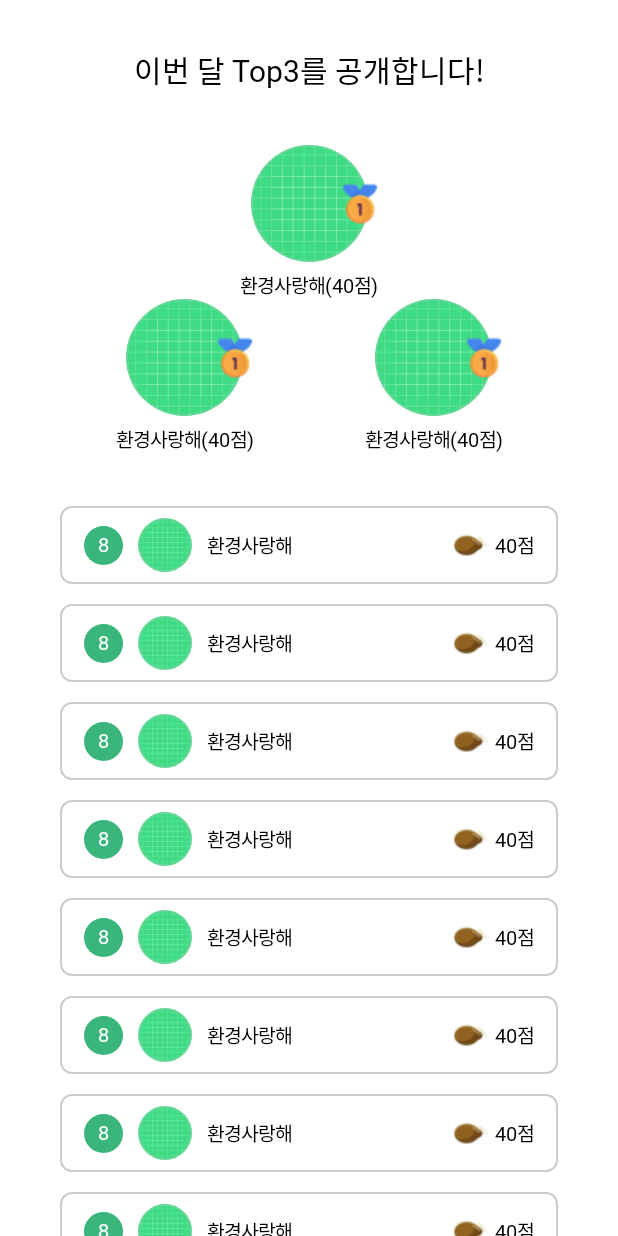
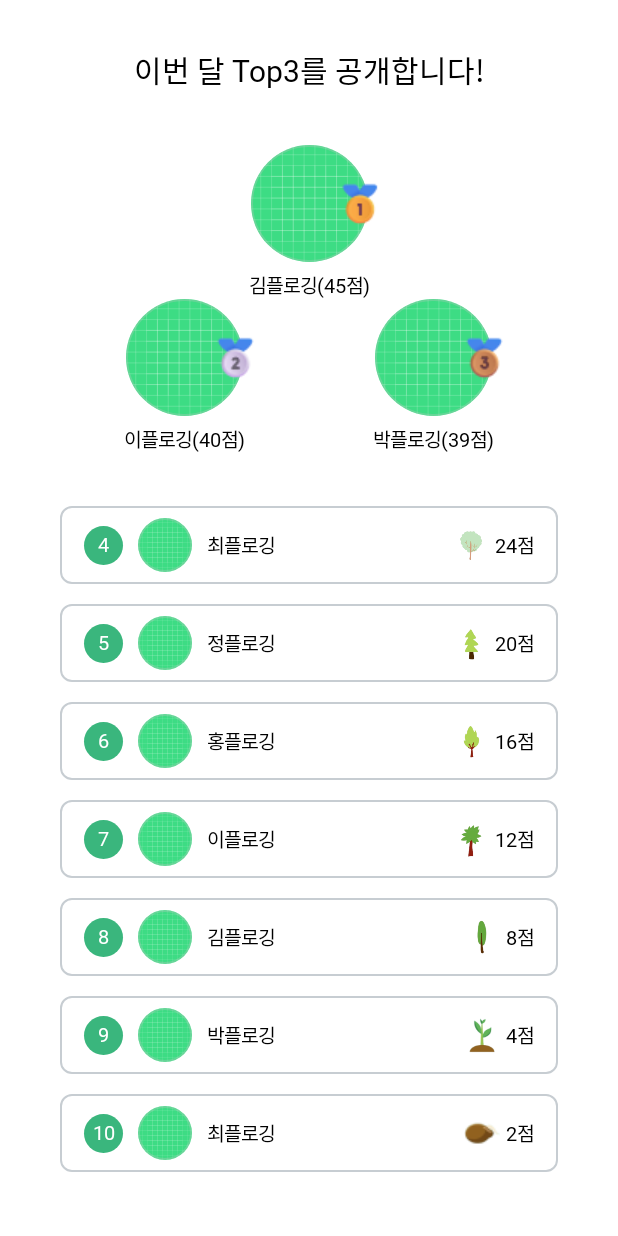
Before and after one commit to Song-s-PaaSTA/Plog-Android, an Android app built with Jetpack Compose: the RewardRoute screen opened through its navigation route, on a phone screen of 412 x 824 dp. Run offline under Robolectric (Android 15) with nearby library versions, the phone set to English and light mode, and no system bars; our stand-ins replace Dagger/Hilt's generated code; Roboto replaces fonts that are not available here.

Commit message:
#24 [FEAT] 리워드 목업 데이터 반영

```diff
--- /dev/null
+++ b/app/src/main/java/com/kpaas/plog/domain/entity/RewardListEntity.kt
@@ -0,0 +1,7 @@
+package com.kpaas.plog.domain.entity
+
+data class RewardListEntity (
+    val rank: Int,
+    val nickname: String,
+    val score: Int,
+)
--- a/app/src/main/java/com/kpaas/plog/presentation/reward/screen/RewardScreen.kt
+++ b/app/src/main/java/com/kpaas/plog/presentation/reward/screen/RewardScreen.kt
@@ -16,11 +16,11 @@ import androidx.compose.foundation.layout.padding
 import androidx.compose.foundation.layout.size
 import androidx.compose.foundation.layout.width
 import androidx.compose.foundation.lazy.LazyColumn
+import androidx.compose.foundation.lazy.itemsIndexed
 import androidx.compose.foundation.shape.CircleShape
 import androidx.compose.foundation.shape.RoundedCornerShape
 import androidx.compose.material3.Text
 import androidx.compose.runtime.Composable
-import androidx.compose.runtime.ComposableOpenTarget
 import androidx.compose.ui.Alignment
 import androidx.compose.ui.Modifier
 import androidx.compose.ui.draw.clip
@@ -38,17 +38,22 @@ import com.kpaas.plog.core_ui.theme.Green200
 import com.kpaas.plog.core_ui.theme.White
 import com.kpaas.plog.core_ui.theme.body3Regular
 import com.kpaas.plog.core_ui.theme.title2Semi
+import com.kpaas.plog.domain.entity.RewardListEntity
 import com.kpaas.plog.presentation.reward.navigation.RewardNavigator
 
 @Composable
 fun RewardRoute(
     navigator: RewardNavigator
 ) {
-    RewardScreen()
+    RewardScreen(
+        rewardViewModel = RewardViewModel()
+    )
 }
 
 @Composable
-fun RewardScreen() {
+fun RewardScreen(
+    rewardViewModel: RewardViewModel
+) {
     Column(
         modifier = Modifier
             .fillMaxSize()
@@ -71,6 +76,7 @@ fun RewardScreen() {
         )
         Top3Item(
             modifier = Modifier.fillMaxWidth(),
+            data = rewardViewModel.mockRewards[0],
         )
         Row(
             modifier = Modifier
@@ -79,16 +85,22 @@ fun RewardScreen() {
             horizontalArrangement = Arrangement.SpaceBetween
         ) {
             Top3Item(
-                modifier = Modifier.weight(1f)
+                modifier = Modifier.weight(1f),
+                data = rewardViewModel.mockRewards[1],
             )
             Top3Item(
-                modifier = Modifier.weight(1f)
+                modifier = Modifier.weight(1f),
+                data = rewardViewModel.mockRewards[2],
             )
         }
         LazyColumn {
-            items(10) {
-                RewardItem()
-                Spacer(modifier = Modifier.height(13.dp))
+            itemsIndexed(rewardViewModel.mockRewards) { index, item ->
+                if (index > 2) {
+                    RewardItem(
+                        data = item
+                    )
+                    Spacer(modifier = Modifier.height(13.dp))
+                }
             }
         }
     }
@@ -96,7 +108,8 @@ fun RewardScreen() {
 
 @Composable
 fun Top3Item(
-    modifier: Modifier = Modifier
+    modifier: Modifier = Modifier,
+    data: RewardListEntity
 ) {
     Column(
         modifier.fillMaxWidth(),
@@ -120,7 +133,11 @@ fun Top3Item(
                     .size(30.dp)
                     .align(Alignment.CenterEnd)
                     .offset(x = 10.dp),
-                painter = painterResource(id = R.drawable.ic_reward_gold_medal),
+                painter = when (data.rank) {
+                    1 -> painterResource(id = R.drawable.ic_reward_gold_medal)
+                    2 -> painterResource(id = R.drawable.ic_reward_silver_medal)
+                    else -> painterResource(id = R.drawable.ic_reward_bronze_medal)
+                },
                 contentDescription = null
             )
         }
@@ -128,12 +145,12 @@ fun Top3Item(
             modifier = Modifier.padding(top = 6.dp)
         ) {
             Text(
-                text = "환경사랑해",
+                text = data.nickname,
                 color = Gray600,
                 style = body3Regular
             )
             Text(
-                text = "(40점)",
+                text = "(${data.score}점)",
                 color = Gray600,
                 style = body3Regular
             )
@@ -142,7 +159,7 @@ fun Top3Item(
 }
 
 @Composable
-fun RewardItem() {
+fun RewardItem(data: RewardListEntity) {
     Row(
         modifier = Modifier
             .fillMaxWidth()
@@ -171,7 +188,7 @@ fun RewardItem() {
             contentAlignment = Alignment.Center
         ) {
             Text(
-                text = "8",
+                text = data.rank.toString(),
                 color = White,
                 style = body3Regular,
                 textAlign = TextAlign.Center
@@ -192,19 +209,28 @@ fun RewardItem() {
         )
         Text(
             modifier = Modifier.padding(start = 10.dp),
-            text = "환경사랑해",
+            text = data.nickname,
             color = Gray600,
             style = body3Regular
         )
         Spacer(modifier = Modifier.weight(1f))
         Image(
             modifier = Modifier.size(24.dp),
-            painter = painterResource(id = R.drawable.ic_reward_seed),
+            painter = when (data.score) {
+                in 0..3 -> painterResource(id = R.drawable.ic_reward_seed)
+                in 4..7 -> painterResource(id = R.drawable.ic_reward_sprout)
+                in 8..11 -> painterResource(id = R.drawable.ic_reward_tree1)
+                in 12..15 -> painterResource(id = R.drawable.ic_reward_tree2)
+                in 16..19 -> painterResource(id = R.drawable.ic_reward_tree3)
+                in 20..23 -> painterResource(id = R.drawable.ic_reward_tree4)
+                in 24..27 -> painterResource(id = R.drawable.ic_reward_tree5)
+                else -> painterResource(id = R.drawable.ic_reward_tree6)
+            },
             contentDescription = null
         )
         Text(
             modifier = Modifier.padding(start = 4.dp),
-            text = "40점",
+            text = "${data.score}점",
             color = Gray600,
             style = body3Regular
         )
@@ -214,5 +240,7 @@ fun RewardItem() {
 @Preview
 @Composable
 fun RewardScreenPreview() {
-    RewardScreen()
+    RewardScreen(
+        rewardViewModel = RewardViewModel()
+    )
 }
--- /dev/null
+++ b/app/src/main/java/com/kpaas/plog/presentation/reward/screen/RewardViewModel.kt
@@ -0,0 +1,59 @@
+package com.kpaas.plog.presentation.reward.screen
+
+import androidx.lifecycle.ViewModel
+import com.kpaas.plog.domain.entity.RewardListEntity
+
+class RewardViewModel : ViewModel() {
+    val mockRewards = listOf(
+        RewardListEntity(
+            rank = 1,
+            nickname = "김플로깅",
+            score = 45
+        ),
+        RewardListEntity(
+            rank = 2,
+            nickname = "이플로깅",
+            score = 40
+        ),
+        RewardListEntity(
+            rank = 3,
+            nickname = "박플로깅",
+            score = 39
+        ),
+        RewardListEntity(
+            rank = 4,
+            nickname = "최플로깅",
+            score = 24
+        ),
+        RewardListEntity(
+            rank = 5,
+            nickname = "정플로깅",
+            score = 20
+        ),
+        RewardListEntity(
+            rank = 6,
+            nickname = "홍플로깅",
+            score = 16
+        ),
+        RewardListEntity(
+            rank = 7,
+            nickname = "이플로깅",
+            score = 12
+        ),
+        RewardListEntity(
+            rank = 8,
+            nickname = "김플로깅",
+            score = 8
+        ),
+        RewardListEntity(
+            rank = 9,
+            nickname = "박플로깅",
+            score = 4
+        ),
+        RewardListEntity(
+            rank = 10,
+            nickname = "최플로깅",
+            score = 2
+        ),
+    )
+}
```
Also changed, not shown: app/src/main/res/drawable/ic_reward_bronze_medal.png (added), app/src/main/res/drawable/ic_reward_silver_medal.png (added), app/src/main/res/drawable/ic_reward_sprout.png (added), app/src/main/res/drawable/ic_reward_tree1.png (added), app/src/main/res/drawable/ic_reward_tree2.png (added), app/src/main/res/drawable/ic_reward_tree3.png (added), app/src/main/res/drawable/ic_reward_tree4.png (added), app/src/main/res/drawable/ic_reward_tree5.png (added), app/src/main/res/drawable/ic_reward_tree6.png (added).
